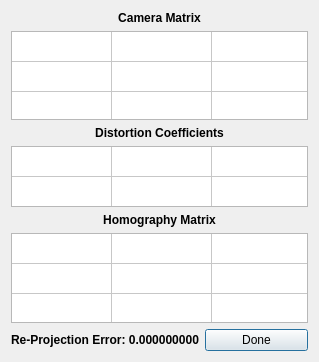
Qt form gui/dialogCalibrationResults.ui (Spinarakk/defectmonitor) before a commit.
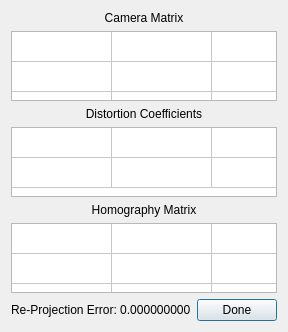
The same form after that commit.

The edit to the form file:
```diff
--- a/gui/dialogCalibrationResults.ui
+++ b/gui/dialogCalibrationResults.ui
@@ -6,22 +6,10 @@
    <rect>
     <x>0</x>
     <y>0</y>
-    <width>319</width>
-    <height>362</height>
+    <width>284</width>
+    <height>332</height>
    </rect>
   </property>
-  <property name="minimumSize">
-   <size>
-    <width>319</width>
-    <height>362</height>
-   </size>
-  </property>
-  <property name="maximumSize">
-   <size>
-    <width>319</width>
-    <height>362</height>
-   </size>
-  </property>
   <property name="windowTitle">
    <string>Calibration Results</string>
   </property>
@@ -31,8 +19,6 @@
      <property name="font">
       <font>
        <pointsize>9</pointsize>
-       <weight>75</weight>
-       <bold>true</bold>
       </font>
      </property>
      <property name="toolTip">
@@ -51,8 +37,6 @@
      <property name="font">
       <font>
        <pointsize>9</pointsize>
-       <weight>75</weight>
-       <bold>true</bold>
       </font>
      </property>
      <property name="toolTip">
@@ -71,8 +55,6 @@
      <property name="font">
       <font>
        <pointsize>9</pointsize>
-       <weight>75</weight>
-       <bold>true</bold>
       </font>
      </property>
      <property name="toolTip">
@@ -91,8 +73,6 @@
      <property name="font">
       <font>
        <pointsize>9</pointsize>
-       <weight>75</weight>
-       <bold>true</bold>
       </font>
      </property>
      <property name="toolTip">
@@ -130,15 +110,6 @@
      <property name="editTriggers">
       <set>QAbstractItemView::NoEditTriggers</set>
      </property>
-     <property name="showGrid">
-      <bool>true</bool>
-     </property>
-     <property name="wordWrap">
-      <bool>true</bool>
-     </property>
-     <property name="cornerButtonEnabled">
-      <bool>true</bool>
-     </property>
      <property name="rowCount">
       <number>3</number>
      </property>
@@ -151,32 +122,12 @@
      <attribute name="verticalHeaderVisible">
       <bool>false</bool>
      </attribute>
-     <attribute name="verticalHeaderDefaultSectionSize">
-      <number>30</number>
-     </attribute>
      <row/>
      <row/>
      <row/>
-     <column>
-      <property name="text">
-       <string>1</string>
-      </property>
-     </column>
-     <column>
-      <property name="text">
-       <string>2</string>
-      </property>
-     </column>
-     <column>
-      <property name="text">
-       <string>3</string>
-      </property>
-     </column>
-     <item row="0" column="0">
-      <property name="text">
-       <string/>
-      </property>
-     </item>
+     <column/>
+     <column/>
+     <column/>
     </widget>
    </item>
    <item row="5" column="0" colspan="2">
@@ -196,15 +147,6 @@
      <property name="editTriggers">
       <set>QAbstractItemView::NoEditTriggers</set>
      </property>
-     <property name="showGrid">
-      <bool>true</bool>
-     </property>
-     <property name="wordWrap">
-      <bool>true</bool>
-     </property>
-     <property name="cornerButtonEnabled">
-      <bool>true</bool>
-     </property>
      <property name="rowCount">
       <number>3</number>
      </property>
@@ -217,32 +159,12 @@
      <attribute name="verticalHeaderVisible">
       <bool>false</bool>
      </attribute>
-     <attribute name="verticalHeaderDefaultSectionSize">
-      <number>30</number>
-     </attribute>
      <row/>
      <row/>
      <row/>
-     <column>
-      <property name="text">
-       <string>1</string>
-      </property>
-     </column>
-     <column>
-      <property name="text">
-       <string>2</string>
-      </property>
-     </column>
-     <column>
-      <property name="text">
-       <string>3</string>
-      </property>
-     </column>
-     <item row="0" column="0">
-      <property name="text">
-       <string/>
-      </property>
-     </item>
+     <column/>
+     <column/>
+     <column/>
     </widget>
    </item>
    <item row="3" column="0" colspan="2">
@@ -250,12 +172,6 @@
      <property name="enabled">
       <bool>true</bool>
      </property>
-     <property name="maximumSize">
-      <size>
-       <width>16777215</width>
-       <height>61</height>
-      </size>
-     </property>
      <property name="verticalScrollBarPolicy">
       <enum>Qt::ScrollBarAlwaysOff</enum>
      </property>
@@ -268,15 +184,6 @@
      <property name="editTriggers">
       <set>QAbstractItemView::NoEditTriggers</set>
      </property>
-     <property name="showGrid">
-      <bool>true</bool>
-     </property>
-     <property name="wordWrap">
-      <bool>true</bool>
-     </property>
-     <property name="cornerButtonEnabled">
-      <bool>true</bool>
-     </property>
      <property name="rowCount">
       <number>2</number>
      </property>
@@ -289,31 +196,11 @@
      <attribute name="verticalHeaderVisible">
       <bool>false</bool>
      </attribute>
-     <attribute name="verticalHeaderDefaultSectionSize">
-      <number>30</number>
-     </attribute>
      <row/>
      <row/>
-     <column>
-      <property name="text">
-       <string>1</string>
-      </property>
-     </column>
-     <column>
-      <property name="text">
-       <string>2</string>
-      </property>
-     </column>
-     <column>
-      <property name="text">
-       <string>3</string>
-      </property>
-     </column>
-     <item row="0" column="0">
-      <property name="text">
-       <string/>
-      </property>
-     </item>
+     <column/>
+     <column/>
+     <column/>
     </widget>
    </item>
   </layout>
```
Left out of the diff: 15 changed lines with no effect on the pictures.
